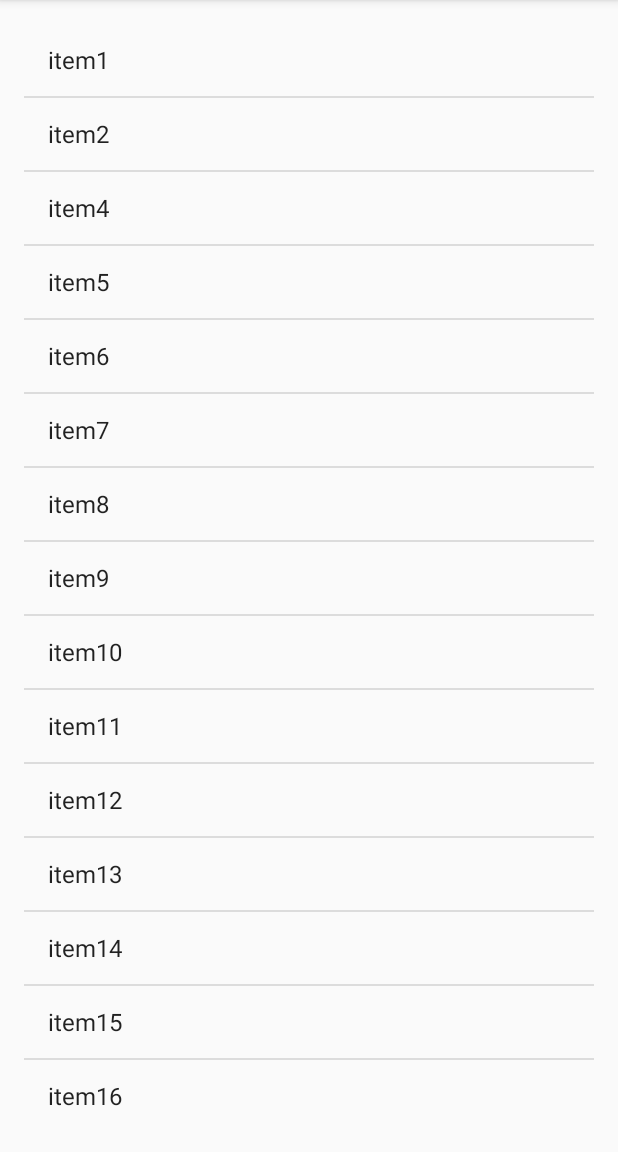
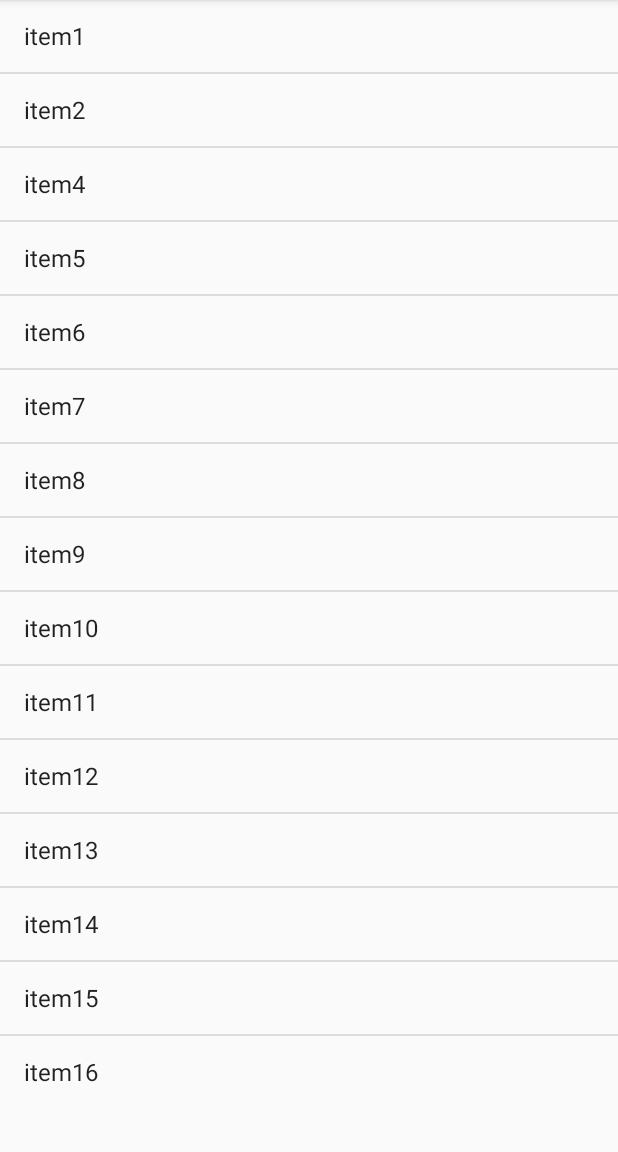
Before and after one commit to slee8789/LJCast_Android, an Android app: the screen it shows after launch (MainActivity), on a phone screen of 412 x 824 dp, the part 84-1236 px from its top. Run offline under Robolectric (Android 15) with nearby library versions, the phone set to English and light mode, and no system bars.

Commit message:
add comment for requesting to resolve topbar issue

```diff
--- a/app/src/main/AndroidManifest.xml
+++ b/app/src/main/AndroidManifest.xml
@@ -15,7 +15,9 @@
             </intent-filter>
         </activity>
 
-        <activity android:name=".SplashActivity"/>
+        <activity
+            android:name=".SplashActivity"
+            />
 
     </application>
 
--- a/app/src/main/java/android/boraseoksoon/com/ljcast_android/SplashActivity.java
+++ b/app/src/main/java/android/boraseoksoon/com/ljcast_android/SplashActivity.java
@@ -12,7 +12,14 @@ public class SplashActivity extends AppCompatActivity {
     @Override
     protected void onCreate(Bundle savedInstanceState) {
         // TODO Auto-generated method stub
+
+        // NEED TO REMOVE TOP VIEW LIKE UINavigationBar in iOS
+        /*
+        this.requestWindowFeature(Window.FEATURE_NO_TITLE);
+        getWindow().setFlags(WindowManager.LayoutParams.FLAG_FULLSCREEN, WindowManager.LayoutParams.FLAG_FULLSCREEN);
+        */
         super.onCreate(savedInstanceState);
+
         setContentView(R.layout.splash);
 
         Handler hd = new Handler();
--- a/app/src/main/res/layout/activity_main.xml
+++ b/app/src/main/res/layout/activity_main.xml
@@ -3,10 +3,6 @@
     xmlns:tools="http://schemas.android.com/tools"
     android:layout_width="match_parent"
     android:layout_height="match_parent"
-    android:paddingBottom="@dimen/activity_vertical_margin"
-    android:paddingLeft="@dimen/activity_horizontal_margin"
-    android:paddingRight="@dimen/activity_horizontal_margin"
-    android:paddingTop="@dimen/activity_vertical_margin"
     tools:context="android.boraseoksoon.com.ljcast_android.MainActivity">
 
     <ListView android:id="@+id/main_listview"
--- a/app/src/main/res/layout/splash.xml
+++ b/app/src/main/res/layout/splash.xml
@@ -1,7 +1,9 @@
 <?xml version="1.0" encoding="utf-8"?>
 <LinearLayout xmlns:android="http://schemas.android.com/apk/res/android"
     android:orientation="vertical" android:layout_width="match_parent"
-    android:layout_height="match_parent">
+    android:layout_height="match_parent"
+    android:background="@drawable/main_launch_image">
+
 
     <ImageView
         android:id="@+id/imageview4"
@@ -9,4 +11,5 @@
         android:layout_height="match_parent"
         android:src="@drawable/main_launch_image"
         />
+
 </LinearLayout>
```
